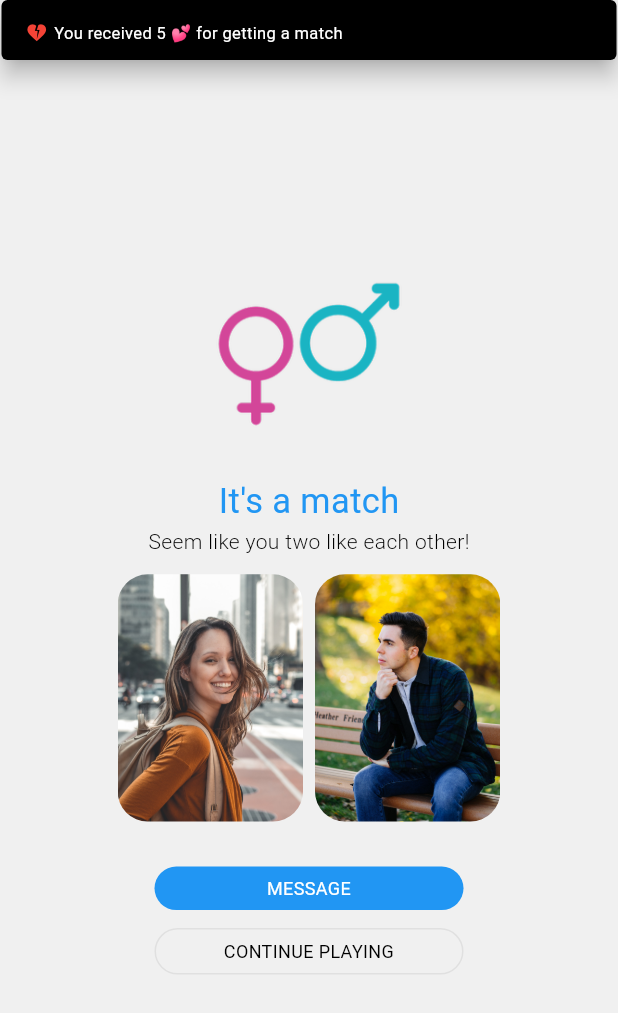
After one commit to heinminlatt611517/Phoosar_Flutter, a Flutter app: the MatchScreen screen opened directly, on a phone screen of 412 x 824 dp. The commit adds this screen. Shown: the top 1013 px of the screen. Run offline on Flutter 3.47's test engine with Material 3 defaults, Android fonts, the phone set to English and light mode, and no system bars; our stand-ins replace carousel_slider, dots_indicator, flutter_bounceable, flutter_riverpod, flutter_svg, google_fonts and 2 more; accounts and stored records are empty; generated files the repository leaves out were written again.

Commit message:
match ui update

```diff
--- a/lib/src/app.dart
+++ b/lib/src/app.dart
@@ -4,6 +4,7 @@ import 'package:flutter_localizations/flutter_localizations.dart';
 import 'package:flutter_riverpod/flutter_riverpod.dart';
 import 'package:phoosar/src/features/home/home.dart';
 import 'package:phoosar/src/settings/settings_controller.dart';
+import 'package:phoosar/src/utils/enable_drag.dart';
 import 'settings/settings_view.dart';
 
 class MyApp extends ConsumerWidget {
@@ -51,6 +52,7 @@ class MyApp extends ConsumerWidget {
               },
             );
           },
+          scrollBehavior: MyCustomScrollBehavior(),
         );
       },
     );
--- a/lib/src/common/widgets/common_button.dart
+++ b/lib/src/common/widgets/common_button.dart
@@ -4,10 +4,7 @@ import 'package:phoosar/src/utils/colors.dart';
 
 class CommonButton extends StatelessWidget {
   const CommonButton(
-      {super.key,
-      required this.text,
-      required this.onTap,
-      this.fontSize = 12});
+      {super.key, required this.text, required this.onTap, this.fontSize = 12});
   final String text;
   final Function() onTap;
   final double? fontSize;
@@ -26,6 +23,7 @@ class CommonButton extends StatelessWidget {
         ),
         child: Text(
           text,
+          textAlign: TextAlign.center,
           style: GoogleFonts.roboto(
             fontSize: fontSize ?? 12,
             color: whiteColor,
--- a/lib/src/features/dashboard/dashboard.dart
+++ b/lib/src/features/dashboard/dashboard.dart
@@ -1,6 +1,7 @@
 import 'package:flutter/material.dart';
 import 'package:flutter_svg/svg.dart';
 import 'package:phoosar/src/common/widgets/icon_button.dart';
+import 'package:phoosar/src/features/dashboard/match.dart';
 import 'package:phoosar/src/features/dashboard/widgets/get_premium_dialog.dart';
 import 'package:phoosar/src/features/dashboard/widgets/header.dart';
 import 'package:phoosar/src/features/dashboard/widgets/info_card.dart';
@@ -57,7 +58,14 @@ class _DashboardScreenState extends State<DashboardScreen> {
                     ),
                   ),
                   CommonIconButton(
-                    onTap: () {},
+                    onTap: () {
+                      Navigator.push(
+                        context,
+                        MaterialPageRoute(
+                          builder: (context) => MatchScreen(),
+                        ),
+                      );
+                    },
                     icon: Image.asset(
                       'assets/images/ic_love.png',
                       width: 28,
--- /dev/null
+++ b/lib/src/features/dashboard/match.dart
@@ -0,0 +1,168 @@
+import 'package:flutter/material.dart';
+import 'package:google_fonts/google_fonts.dart';
+import 'package:phoosar/src/common/widgets/common_button.dart';
+import 'package:phoosar/src/utils/colors.dart';
+import 'package:phoosar/src/utils/gap.dart';
+
+class MatchScreen extends StatefulWidget {
+  const MatchScreen({super.key});
+
+  @override
+  State<MatchScreen> createState() => _MatchScreenState();
+}
+
+class _MatchScreenState extends State<MatchScreen> {
+  @override
+  void initState() {
+    WidgetsBinding.instance.addPostFrameCallback((timeStamp) {
+      showSnackBarFun(context);
+    });
+    super.initState();
+  }
+
+  @override
+  Widget build(BuildContext context) {
+    return Scaffold(
+      backgroundColor: whitePaleColor,
+      body: Container(
+        width: MediaQuery.of(context).size.width,
+        height: MediaQuery.of(context).size.height,
+        child: Column(
+          crossAxisAlignment: CrossAxisAlignment.center,
+          mainAxisAlignment: MainAxisAlignment.center,
+          children: [
+            Image.asset(
+              'assets/images/ic_launcher.png',
+              width: MediaQuery.of(context).size.width * 0.3,
+            ),
+            20.vGap,
+            Center(
+              child: Text(
+                'It\'s a match',
+                style: GoogleFonts.roboto(
+                  fontSize: 23,
+                  color: blueColor,
+                  fontWeight: FontWeight.w400,
+                ),
+              ),
+            ),
+            Text(
+              "Seem like you two like each other!",
+              textAlign: TextAlign.left,
+              style: GoogleFonts.roboto(
+                fontSize: 14,
+                color: blackColor,
+                fontWeight: FontWeight.w300,
+              ),
+            ),
+            12.vGap,
+            Row(
+              mainAxisAlignment: MainAxisAlignment.center,
+              children: [
+                ClipRRect(
+                  borderRadius: BorderRadius.circular(20),
+                  child: Image.asset(
+                    "assets/images/sample_profile.png",
+                    width: MediaQuery.of(context).size.width * 0.3,
+                    height: MediaQuery.of(context).size.width * 0.4,
+                    fit: BoxFit.cover,
+                  ),
+                ),
+                8.hGap,
+                ClipRRect(
+                  borderRadius: BorderRadius.circular(20),
+                  child: Image.asset(
+                    "assets/images/sample_profile2.jpeg",
+                    width: MediaQuery.of(context).size.width * 0.3,
+                    height: MediaQuery.of(context).size.width * 0.4,
+                    fit: BoxFit.cover,
+                  ),
+                ),
+              ],
+            ),
+            30.vGap,
+            Center(
+              child: InkWell(
+                onTap: () {
+                  Navigator.pop(context);
+                },
+                child: Container(
+                  width: MediaQuery.of(context).size.width * 0.5,
+                  padding: EdgeInsets.symmetric(horizontal: 12, vertical: 6),
+                  decoration: BoxDecoration(
+                    color: Colors.blue,
+                    borderRadius: BorderRadius.circular(20),
+                  ),
+                  child: Text(
+                    'MESSAGE',
+                    textAlign: TextAlign.center,
+                    style: GoogleFonts.roboto(
+                      fontSize: 12,
+                      color: whiteColor,
+                      fontWeight: FontWeight.w400,
+                    ),
+                  ),
+                ),
+              ),
+            ),
+            12.vGap,
+            Center(
+              child: InkWell(
+                onTap: () {
+                  Navigator.pop(context);
+                },
+                child: Container(
+                  width: MediaQuery.of(context).size.width * 0.5,
+                  padding: EdgeInsets.symmetric(horizontal: 12, vertical: 6),
+                  decoration: BoxDecoration(
+                    color: whitePaleColor,
+                    borderRadius: BorderRadius.circular(20),
+                    border: Border.all(color: greyColor, width: 1),
+                  ),
+                  child: Text(
+                    'CONTINUE PLAYING',
+                    textAlign: TextAlign.center,
+                    style: GoogleFonts.roboto(
+                      fontSize: 12,
+                      color: blackColor,
+                      fontWeight: FontWeight.w400,
+                    ),
+                  ),
+                ),
+              ),
+            )
+          ],
+        ),
+      ),
+    );
+  }
+
+  showSnackBarFun(context) {
+    SnackBar snackBar = SnackBar(
+      content: Row(
+        children: [
+          Icon(
+            Icons.heart_broken,
+            size: 15,
+            color: Colors.red,
+          ),
+          4.hGap,
+          Text(
+            'You received 5 💕 for getting a match',
+            style: GoogleFonts.roboto(
+              fontSize: 11,
+              color: whiteColor,
+            ),
+          ),
+        ],
+      ),
+      backgroundColor: blackColor,
+      dismissDirection: DismissDirection.up,
+      behavior: SnackBarBehavior.floating,
+      margin: EdgeInsets.only(
+          bottom: MediaQuery.of(context).size.height - 40, left: 1, right: 1),
+    );
+
+    ScaffoldMessenger.of(context).showSnackBar(snackBar);
+  }
+}
--- /dev/null
+++ b/lib/src/utils/enable_drag.dart
@@ -0,0 +1,13 @@
+// Enable scrolling with mouse dragging
+import 'dart:ui';
+
+import 'package:flutter/material.dart';
+
+class MyCustomScrollBehavior extends MaterialScrollBehavior {
+  @override
+  Set<PointerDeviceKind> get dragDevices => {
+        PointerDeviceKind.touch,
+        PointerDeviceKind.mouse,
+        PointerDeviceKind.trackpad,
+      };
+}
```
Also changed, not shown: assets/images/sample_profile2.jpeg (renamed from assets/images/dating1.jpeg).
